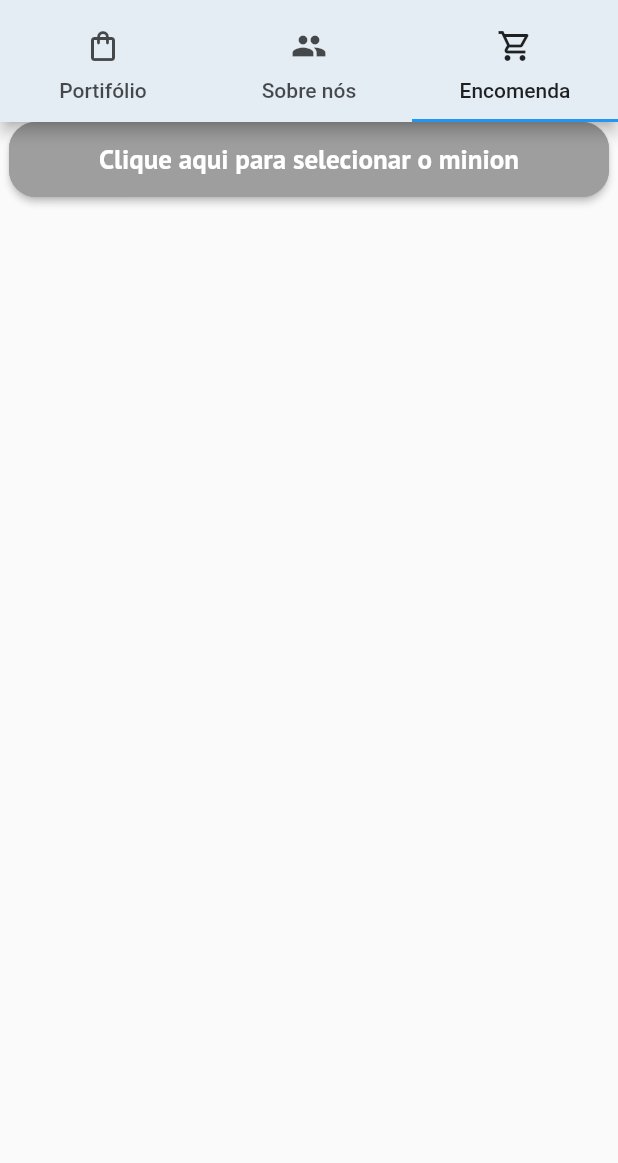
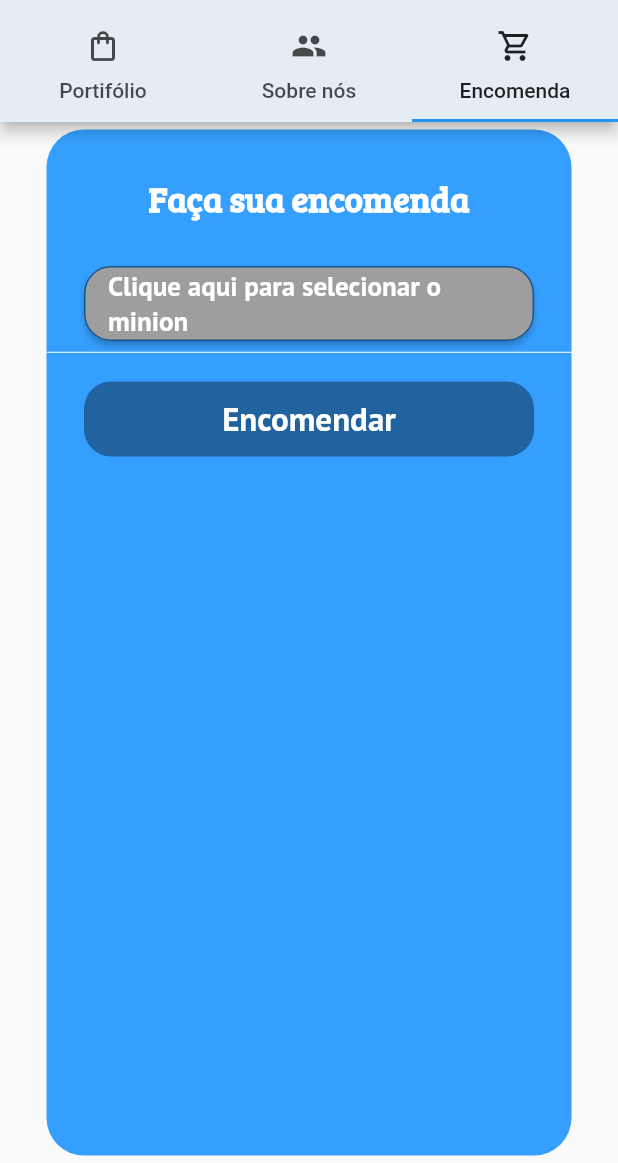
Before and after one commit to jvccorsi/Work_Mobile_ShopMinions, a Flutter app: the MyTabBarLayout screen opened directly, tab 3 chosen, on a phone screen of 412 x 824 dp, the part 73-1236 px from its top. Run offline on Flutter 3.47's test engine with Material 2 defaults, Android fonts, the light colour scheme and no system bars.

Commit message:
feature:loginDONE_encomendarHALF

```diff
--- a/shop_minions/lib/view/carrinho/tela_carrinho_main.dart
+++ b/shop_minions/lib/view/carrinho/tela_carrinho_main.dart
@@ -12,7 +12,6 @@ TextStyle titulo = TextStyle(
 class CarrinhoMain extends StatelessWidget {
   @override
   Widget build(BuildContext context) {
-    // TODO: implement build
     return Scaffold(
       appBar: AppBar(
         backgroundColor: Color.fromRGBO(229, 237, 244, 1),
--- a/shop_minions/lib/view/tela03/tela03_main.dart
+++ b/shop_minions/lib/view/tela03/tela03_main.dart
@@ -14,9 +14,23 @@ class MainTela03State extends State<MainTela03> {
   Widget build(BuildContext context) {
     return Center(
       child: (Container(
+        width: 350,
+        margin: EdgeInsets.all(5),
+        decoration: BoxDecoration(
+            color: Color.fromRGBO(53, 159, 255, 1),
+            borderRadius: BorderRadius.circular(25)),
         child: Column(
           children: [
-            submitButton(context),
+            Padding(
+              padding: const EdgeInsets.all(30),
+              child: title(),
+            ),
+            selectMinion(context),
+            Divider(height: 15,color: Colors.white,),
+            Padding(
+              padding: const EdgeInsets.all(12),
+              child: submitButton(),
+            ),
           ],
         ),
       )),
@@ -24,14 +38,14 @@ class MainTela03State extends State<MainTela03> {
   }
 }
 
-Widget submitButton(BuildContext context) {
+Widget selectMinion(BuildContext context) {
   return SizedBox(
-    width: 400,
+    width: 300,
     height: 50,
     child: RaisedButton(
       shape: RoundedRectangleBorder(
         borderRadius: BorderRadius.circular(18),
-        side: BorderSide(color: Colors.grey),
+        side: BorderSide(color: Color.fromRGBO(17, 86, 149, 1)),
       ),
       color: Colors.grey,
       textColor: Colors.white,
@@ -45,3 +59,31 @@ Widget submitButton(BuildContext context) {
     ),
   );
 }
+
+Widget submitButton() {
+  return SizedBox(
+    width: 300,
+    height: 50,
+    child: RaisedButton(
+      shape: RoundedRectangleBorder(
+        borderRadius: BorderRadius.circular(18),
+      ),
+      color: Color.fromRGBO(17, 86, 149, 1),
+      textColor: Colors.white,
+      child: Text("Encomendar",
+          style: TextStyle(fontSize: 22, fontFamily: 'PT Sans Bold',color: Colors.white)),
+    ),
+  );
+}
+
+Widget title() {
+  return Text(
+    "Faça sua encomenda",
+    style: TextStyle(
+      fontFamily: 'Bree Serif',
+      fontSize: 23,
+      color: Colors.white,
+      fontWeight: FontWeight.bold,
+    ),
+  );
+}
```
Also changed, not shown: shop_minions/lib/view/tela_login/tela_login_main.dart (+22 -7 lines).
